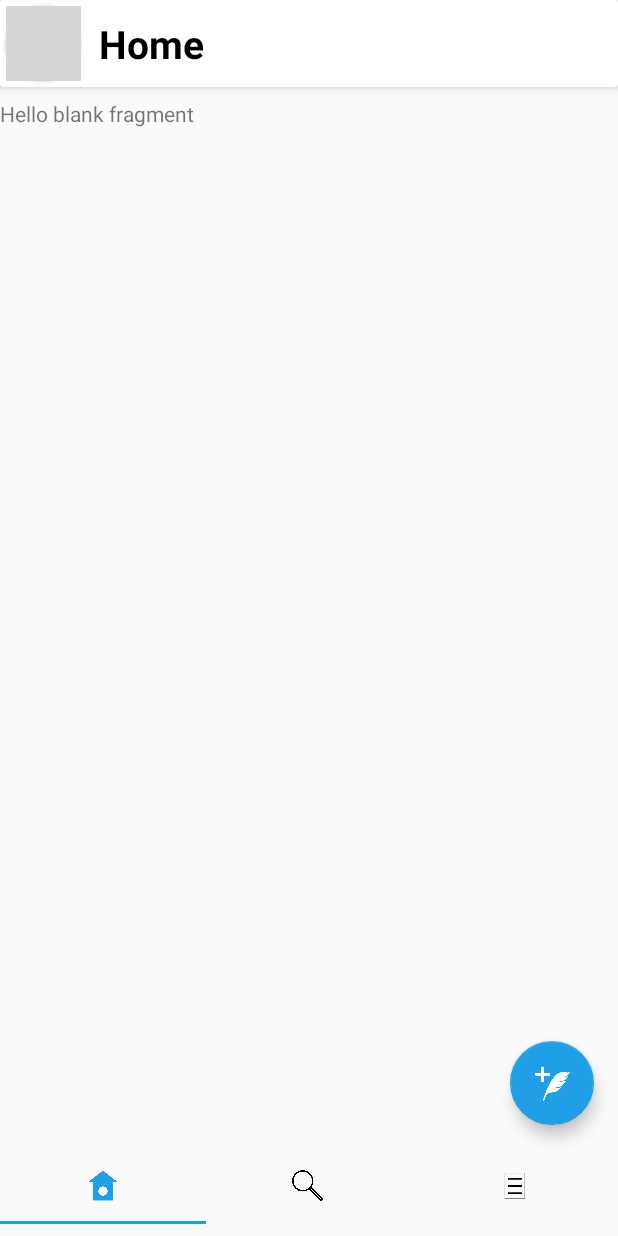
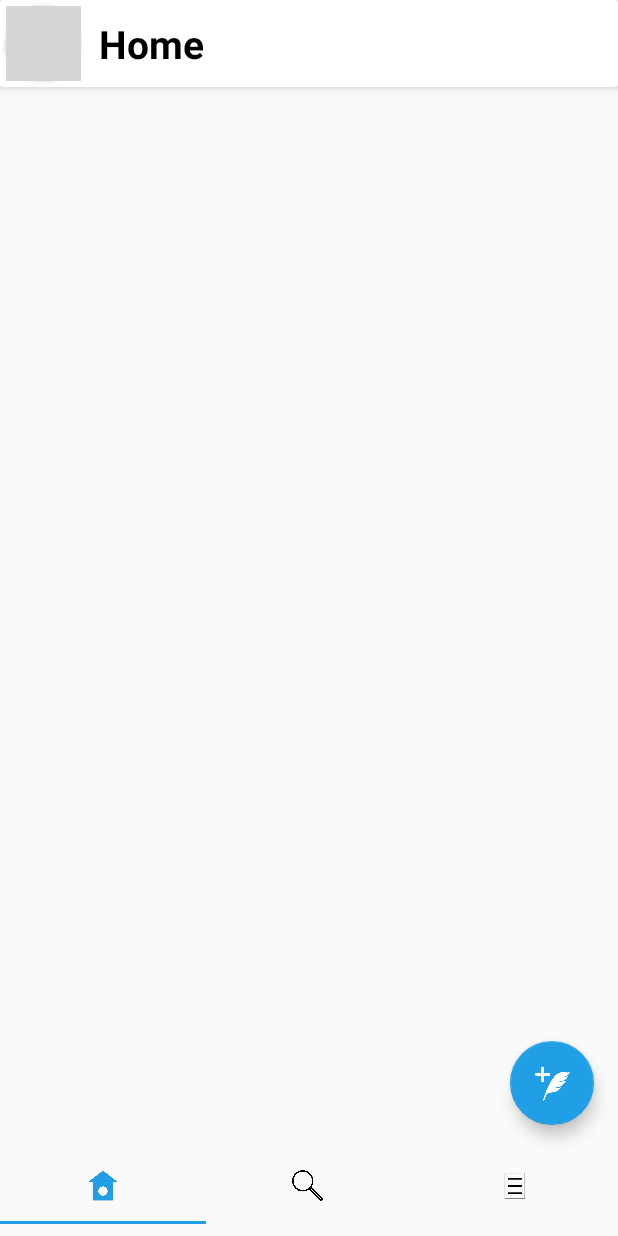
Before and after one commit to xsongUT/Red_v1, an Android app built with Jetpack Compose: the screen it shows after launch once a user with an empty profile is signed in (HomeActivity), on a phone screen of 412 x 824 dp. Run offline under Robolectric (Android 15) with nearby library versions, the phone set to English and light mode, and no system bars; our stand-ins replace Firebase (no records; nobody signed in at launch, a user with empty details on screens opened directly); 2 statements that could not run were skipped; grey boxes are pictures that could not be loaded.

Commit message:
add home screen

```diff
--- a/app/src/main/java/com/example/red_v1/fragments/HomeFragment.kt
+++ b/app/src/main/java/com/example/red_v1/fragments/HomeFragment.kt
@@ -5,23 +5,103 @@ import androidx.fragment.app.Fragment
 import android.view.LayoutInflater
 import android.view.View
 import android.view.ViewGroup
+import androidx.recyclerview.widget.DividerItemDecoration
+import androidx.recyclerview.widget.LinearLayoutManager
 import com.example.red_v1.R
+import com.example.red_v1.adapters.RedListAdapter
+import com.example.red_v1.databinding.FragmentHomeBinding
+import com.example.red_v1.databinding.FragmentSearchBinding
+import com.example.red_v1.listeners.RedListenerImpl
+import com.example.red_v1.util.DATA_REDS
+import com.example.red_v1.util.DATA_RED_HASHTAGS
+import com.example.red_v1.util.DATA_RED_USER_IDS
+import com.example.red_v1.util.Red
 
 
 class HomeFragment : RedFragment() {
+    private var _binding: FragmentHomeBinding? = null
+    private val binding get() = _binding!!
 
     override fun onCreateView(
         inflater: LayoutInflater, container: ViewGroup?,
         savedInstanceState: Bundle?
     ): View? {
         // Inflate the layout for this fragment
-        return inflater.inflate(R.layout.fragment_home, container, false)
+        _binding = FragmentHomeBinding.inflate(inflater, container, false)
+        return binding.root
     }
 
 
-    override fun updateList() {
+    override fun onViewCreated(view: View, savedInstanceState: Bundle?) {
+        super.onViewCreated(view, savedInstanceState)
+
+        listener = RedListenerImpl(binding.redList,currentUser,callback)
+
+        redsAdapter = RedListAdapter(userId!!, arrayListOf())
+        redsAdapter?.setListener(listener)
+        binding.redList?.apply {
+            layoutManager=LinearLayoutManager(context)
+            adapter = redsAdapter
+            addItemDecoration(DividerItemDecoration(context, DividerItemDecoration.VERTICAL))
+        }
+
+        binding.swipeRefresh.setOnRefreshListener {
+            binding.swipeRefresh.isRefreshing = false
+            updateList()
+        }
+
+
 
     }
 
+    override fun updateList() {
+        binding.redList?.visibility =View.GONE
+        currentUser?.let{
+            val reds = arrayListOf<Red>()
+            for(hashtag in it.followHashtags!!){
+                firebaseDB.collection(DATA_REDS).whereArrayContains(DATA_RED_HASHTAGS,hashtag).get()
+                    .addOnSuccessListener { list ->
+                        for (document in list.documents){
+                            val red = document.toObject(Red::class.java)
+                            red?.let{
+                                reds.add(it)
+                            }
+                            updateAdapter(reds)
+                            binding.redList?.visibility = View.VISIBLE
+                        }
+
+                    }
+                    .addOnFailureListener { e ->
+                        e.printStackTrace()
+                        binding.redList?.visibility = View.VISIBLE
+                    }
+            }
+            for (followUser in it.followUsers!!){
+                firebaseDB.collection(DATA_REDS).whereArrayContains(DATA_RED_USER_IDS,followUser).get()
+                    .addOnSuccessListener { list ->
+                        for (document in list.documents){
+                            val red = document.toObject(Red::class.java)
+                            red?.let{
+                                reds.add(it)
+                            }
+                            updateAdapter(reds)
+                            binding.redList?.visibility = View.VISIBLE
+                        }
+
+                    }
+                    .addOnFailureListener { e ->
+                        e.printStackTrace()
+                        binding.redList?.visibility = View.VISIBLE
+                    }
+            }
+        }
+
+    }
+
+    private fun updateAdapter(reds: List<Red>){
+        val sortedReds = reds.sortedWith(compareByDescending { it.timestamp })
+        redsAdapter?.updateReds((removeDuplicates(sortedReds)))
+    }
+    private fun removeDuplicates(originalList:List<Red>) =originalList.distinctBy { it.redId }
 
 }
--- a/app/src/main/res/layout/fragment_home.xml
+++ b/app/src/main/res/layout/fragment_home.xml
@@ -5,10 +5,21 @@
     android:layout_height="match_parent"
     tools:context=".fragments.HomeFragment">
 
-    <!-- TODO: Update blank fragment layout -->
-    <TextView
+
+    <androidx.swiperefreshlayout.widget.SwipeRefreshLayout
+        android:id="@+id/swipeRefresh"
         android:layout_width="match_parent"
-        android:layout_height="match_parent"
-        android:text="@string/hello_blank_fragment" />
+        android:layout_height="match_parent">
+        <androidx.recyclerview.widget.RecyclerView
+            android:id="@+id/redList"
+            android:layout_width="match_parent"
+            android:layout_height="match_parent">
+
+        </androidx.recyclerview.widget.RecyclerView>
+    </androidx.swiperefreshlayout.widget.SwipeRefreshLayout>
+
+
+
+
 
 </FrameLayout>
```
